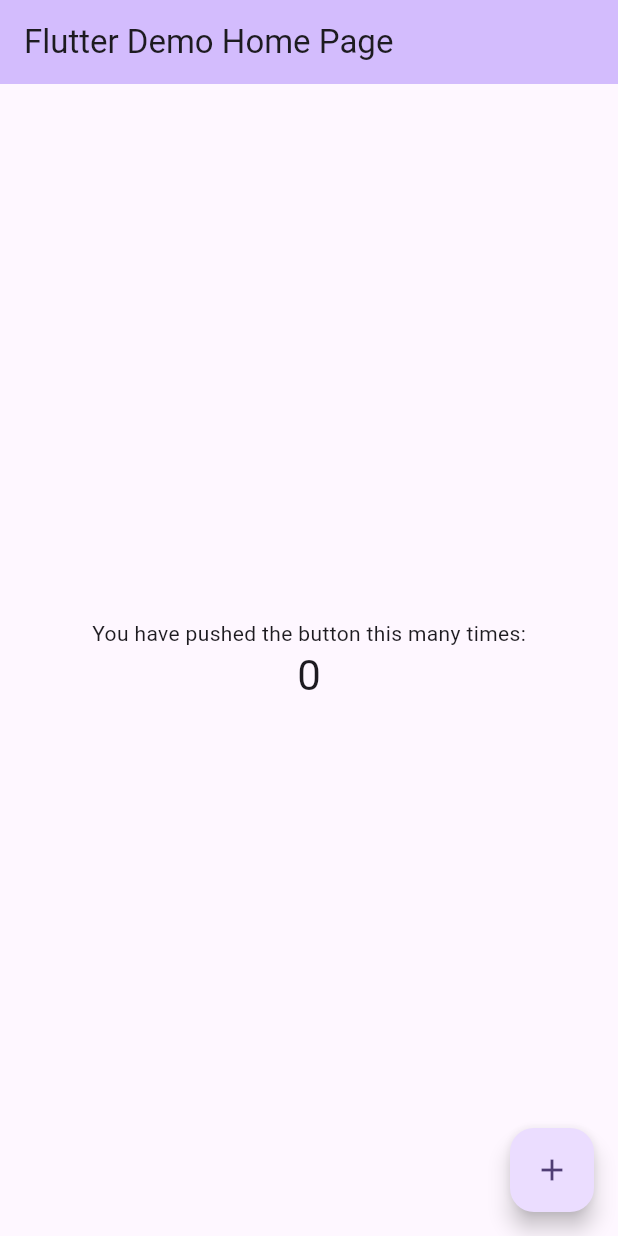
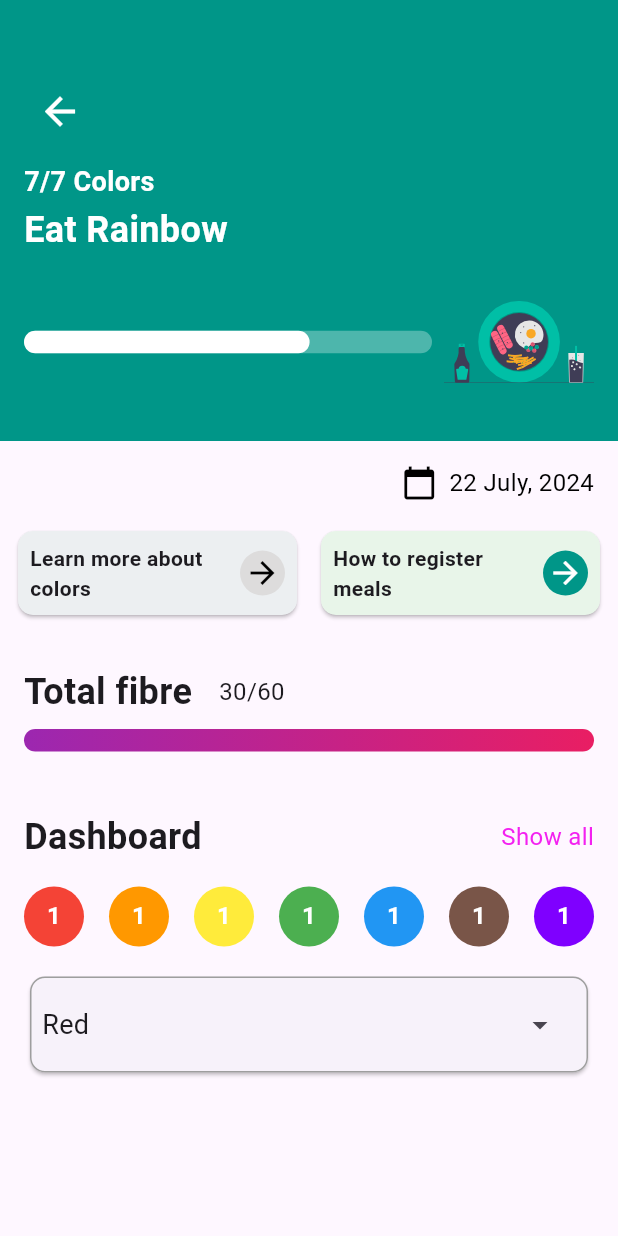
Before and after one commit to romeoagyemang/Femispace-test, a Flutter app: the screen it shows after launch, on a phone screen of 412 x 824 dp. Run offline on Flutter 3.47's test engine with Material 3 defaults, Android fonts, the light colour scheme and no system bars; our stand-ins replace flutter_riverpod, flutter_svg, google_fonts.

Commit message:
made changes to the UI

```diff
--- /dev/null
+++ b/lib/demo_screen.dart
@@ -0,0 +1,428 @@
+import 'package:flutter/material.dart';
+import 'package:flutter_riverpod/flutter_riverpod.dart';
+import 'package:flutter_svg/flutter_svg.dart';
+
+class DemoScreen extends ConsumerWidget {
+  const DemoScreen({super.key});
+
+  @override
+  Widget build(BuildContext context, WidgetRef ref) {
+    return Scaffold(
+      body: SingleChildScrollView(
+        child: Column(
+          crossAxisAlignment: CrossAxisAlignment.start,
+          children: [
+            // Teal background section including AppBar
+            Container(
+              color: Colors.teal,
+              padding: const EdgeInsets.only(
+                  top: 50.0, left: 16.0, right: 16.0, bottom: 16.0),
+              child: Column(
+                crossAxisAlignment: CrossAxisAlignment.start,
+                children: [
+                  // Custom AppBar with Back Arrow
+                  Row(
+                    children: [
+                      IconButton(
+                        icon: const Icon(
+                          Icons.arrow_back,
+                          color: Colors.white,
+                          size: 30,
+                        ),
+                        onPressed: () {
+                          Navigator.of(context).pop();
+                        },
+                      ),
+                    ],
+                  ),
+                  const SizedBox(height: 10),
+                  const Text(
+                    '7/7 Colors',
+                    style: TextStyle(
+                      color: Colors.white,
+                      fontSize: 18,
+                      fontFamily: "Roboto",
+                      fontWeight: FontWeight.bold,
+                    ),
+                  ),
+                  const SizedBox(height: 2),
+                  const Text(
+                    'Eat Rainbow',
+                    style: TextStyle(
+                      color: Colors.white,
+                      fontWeight: FontWeight.bold,
+                      fontSize: 24,
+                      fontFamily: "Roboto",
+                    ),
+                  ),
+                  const SizedBox(height: 8),
+                  Row(
+                    children: [
+                      Expanded(
+                        child: LinearProgressIndicator(
+                          value: 0.7, // Set the progress value
+                          backgroundColor: Colors.white.withOpacity(0.3),
+                          color: Colors.white,
+                          minHeight: 15,
+                          borderRadius: BorderRadius.circular(30),
+                        ),
+                      ),
+                      const SizedBox(width: 8),
+                      SvgPicture.asset(
+                        'assets/food.svg', // Replace with your image asset
+                        height: 100,
+                        width: 100,
+                      ),
+                    ],
+                  ),
+                ],
+              ),
+            ),
+            const SizedBox(height: 16),
+            // Right-aligned Date and Calendar icon
+            Padding(
+              padding: const EdgeInsets.symmetric(horizontal: 16.0),
+              child: Row(
+                mainAxisAlignment: MainAxisAlignment.end,
+                children: [
+                  const Icon(
+                    Icons.calendar_today,
+                    color: Colors.black,
+                  ),
+                  const SizedBox(width: 8),
+                  const Text(
+                    '22 July, 2024',
+                    style: TextStyle(
+                      color: Colors.black,
+                      fontSize: 16,
+                      fontFamily: "Roboto",
+                    ),
+                  ),
+                ],
+              ),
+            ),
+            const SizedBox(height: 16),
+            // Cards in a row with background color
+            Padding(
+              padding: const EdgeInsets.symmetric(horizontal: 8.0),
+              child: Row(
+                children: [
+                  Expanded(
+                    child: Card(
+                      color: Colors.blueGrey[50], // Card background color
+                      shape: RoundedRectangleBorder(
+                        borderRadius: BorderRadius.circular(10),
+                      ),
+                      child: const Padding(
+                        padding: EdgeInsets.all(8.0),
+                        child: Row(
+                          mainAxisSize: MainAxisSize.min,
+                          mainAxisAlignment: MainAxisAlignment.spaceBetween,
+                          children: [
+                            Expanded(
+                              child: Text(
+                                'Learn more about colors',
+                                style: TextStyle(
+                                  fontSize: 14,
+                                  fontFamily: "Roboto",
+                                  fontWeight: FontWeight.bold,
+                                ),
+                                maxLines:
+                                    2, // Allows text to wrap to the next line if necessary
+                                overflow: TextOverflow.visible,
+                              ),
+                            ),
+                            const SizedBox(width: 8),
+                            CircleAvatar(
+                              backgroundColor:
+                                  Color.fromARGB(255, 221, 220, 220),
+                              radius: 15,
+                              child: const Icon(
+                                Icons.arrow_forward,
+                                color: Colors.black,
+                              ),
+                            ),
+                          ],
+                        ),
+                      ),
+                    ),
+                  ),
+                  const SizedBox(width: 8),
+                  Expanded(
+                    child: Card(
+                      color: Colors.green[50], // Card background color
+                      shape: RoundedRectangleBorder(
+                        borderRadius: BorderRadius.circular(10),
+                      ),
+                      child: Padding(
+                        padding: const EdgeInsets.all(8.0),
+                        child: Row(
+                          mainAxisSize: MainAxisSize.min,
+                          mainAxisAlignment: MainAxisAlignment.spaceBetween,
+                          children: [
+                            Expanded(
+                              child: Text(
+                                'How to register meals',
+                                style: TextStyle(
+                                  fontSize: 14,
+                                  fontFamily: "Roboto",
+                                  fontWeight: FontWeight.bold,
+                                ),
+                                maxLines:
+                                    2, // Allows text to wrap to the next line if necessary
+                                overflow: TextOverflow.visible,
+                              ),
+                            ),
+                            const SizedBox(width: 8),
+                            CircleAvatar(
+                              backgroundColor: Colors.teal,
+                              radius: 15,
+                              child: const Icon(
+                                Icons.arrow_forward,
+                                color: Colors.white,
+                              ),
+                            ),
+                          ],
+                        ),
+                      ),
+                    ),
+                  ),
+                ],
+              ),
+            ),
+            const SizedBox(height: 30),
+            // Total fibre section with gradient progress bar
+            Padding(
+              padding: const EdgeInsets.symmetric(horizontal: 16.0),
+              child: Column(
+                crossAxisAlignment: CrossAxisAlignment.start,
+                children: [
+                  const Row(
+                    children: [
+                      Text(
+                        'Total fibre',
+                        style: TextStyle(
+                          fontSize: 24,
+                          fontFamily: "Roboto",
+                          fontWeight: FontWeight.bold,
+                        ),
+                      ),
+                      SizedBox(width: 18),
+                      Text(
+                        '30/60',
+                        style: TextStyle(
+                          fontSize: 16,
+                          fontFamily: "Roboto",
+                        ),
+                      ),
+                    ],
+                  ),
+                  const SizedBox(height: 8),
+                  Container(
+                    height: 15,
+                    decoration: BoxDecoration(
+                      gradient: LinearGradient(
+                        colors: [Colors.purple, Colors.pink], // Gradient colors
+                        begin: Alignment.centerLeft,
+                        end: Alignment.centerRight,
+                      ),
+                      borderRadius: BorderRadius.circular(30),
+                    ),
+                  ),
+                ],
+              ),
+            ),
+            const SizedBox(height: 40),
+            // Row with Dashboard and Show All
+            const Padding(
+              padding: EdgeInsets.symmetric(horizontal: 16.0),
+              child: Row(
+                mainAxisAlignment: MainAxisAlignment.spaceBetween,
+                children: [
+                  Text(
+                    'Dashboard',
+                    style: TextStyle(
+                      fontSize: 24,
+                      fontFamily: "Roboto",
+                      fontWeight: FontWeight.bold,
+                    ),
+                  ),
+                  Text(
+                    'Show all',
+                    style: TextStyle(
+                      fontSize: 16,
+                      fontFamily: "Roboto",
+                      color: Color.fromARGB(255, 243, 33, 240),
+                    ),
+                  ),
+                ],
+              ),
+            ),
+            const SizedBox(height: 16),
+            // Row with CircleAvatars of different colors, each with '1' as text
+            Padding(
+              padding: const EdgeInsets.symmetric(horizontal: 16.0),
+              child: Row(
+                mainAxisAlignment: MainAxisAlignment.spaceBetween,
+                children: [
+                  _buildColorCircle(Colors.red),
+                  _buildColorCircle(Colors.orange),
+                  _buildColorCircle(Colors.yellow),
+                  _buildColorCircle(Colors.green),
+                  _buildColorCircle(Colors.blue),
+                  _buildColorCircle(Colors.brown),
+                  _buildColorCircle(
+                      Color(0xFF7F00FF)), // Rainbow color placeholder
+                ],
+              ),
+            ),
+            const SizedBox(height: 16),
+            // Card with Border, Dropdown, and Details
+            Padding(
+              padding: const EdgeInsets.symmetric(horizontal: 16.0),
+              child: Card(
+                shape: RoundedRectangleBorder(
+                  side: BorderSide(color: Colors.grey), // Visible border
+                  borderRadius: BorderRadius.circular(10),
+                ),
+                child: Padding(
+                  padding: const EdgeInsets.all(8.0),
+                  child: Column(
+                    crossAxisAlignment: CrossAxisAlignment.start,
+                    children: [
+                      Row(
+                        mainAxisAlignment: MainAxisAlignment.spaceBetween,
+                        children: [
+                          const Text(
+                            'Red',
+                            style: TextStyle(
+                              fontSize: 18,
+                              fontFamily: "Roboto",
+                            ),
+                          ),
+                          IconButton(
+                            icon: Icon(Icons.arrow_drop_down),
+                            onPressed: () {
+                              // Logic for showing the dropdown content
+                              showModalBottomSheet(
+                                context: context,
+                                builder: (context) => _buildDropdownContent(),
+                              );
+                            },
+                          ),
+                        ],
+                      ),
+                    ],
+                  ),
+                ),
+              ),
+            ),
+          ],
+        ),
+      ),
+    );
+  }
+
+  Widget _buildDropdownContent() {
+    return Padding(
+      padding: const EdgeInsets.all(16.0),
+      child: Card(
+        shape: RoundedRectangleBorder(
+          side: BorderSide(color: Colors.grey),
+          borderRadius: BorderRadius.circular(10),
+        ),
+        child: Padding(
+          padding: const EdgeInsets.all(16.0),
+          child: Column(
+            crossAxisAlignment: CrossAxisAlignment.start,
+            children: [
+              const Text(
+                'Beans and Lentiles',
+                style: TextStyle(fontSize: 18, fontFamily: "Roboto"),
+              ),
+              const SizedBox(height: 8),
+              const Text(
+                '146 kcal',
+                style: TextStyle(fontSize: 16, fontFamily: "Roboto"),
+              ),
+              const SizedBox(height: 8),
+              const Text(
+                'Brand',
+                style: TextStyle(fontSize: 16, fontFamily: "Roboto"),
+              ),
+              const SizedBox(height: 8),
+              const Text(
+                'food Functionality',
+                style: TextStyle(
+                  fontSize: 16,
+                  fontFamily: "Roboto",
+                  color: Colors.purple, // Violet color
+                ),
+              ),
+              const SizedBox(height: 16),
+              Row(
+                mainAxisAlignment: MainAxisAlignment.spaceBetween,
+                children: [
+                  _buildSmallCard('A', '85/100', Colors.blue),
+                  _buildSmallCard('GL', '5', Colors.green),
+                ],
+              ),
+              const SizedBox(height: 16),
+              Align(
+                alignment: Alignment.centerRight,
+                child: Icon(
+                  Icons.favorite,
+                  color: Colors.purple, // Violet color for love icon
+                ),
+              ),
+            ],
+          ),
+        ),
+      ),
+    );
+  }
+
+  Widget _buildSmallCard(String letter, String value, Color bgColor) {
+    return Card(
+      shape: RoundedRectangleBorder(
+        side: BorderSide(color: Colors.grey),
+        borderRadius: BorderRadius.circular(10),
+      ),
+      child: Padding(
+        padding: const EdgeInsets.all(8.0),
+        child: Row(
+          children: [
+            CircleAvatar(
+              backgroundColor: bgColor,
+              child: Text(
+                letter,
+                style: const TextStyle(color: Colors.white),
+              ),
+            ),
+            const SizedBox(width: 8),
+            Text(
+              value,
+              style: const TextStyle(fontSize: 16, fontFamily: "Roboto"),
+            ),
+          ],
+        ),
+      ),
+    );
+  }
+}
+
+// Helper function to build a CircleAvatar with a specific color and '1' as text
+Widget _buildColorCircle(Color color) {
+  return CircleAvatar(
+    radius: 20,
+    backgroundColor: color,
+    child: const Text(
+      '1',
+      style: TextStyle(
+        color: Colors.white,
+        fontSize: 16,
+        fontWeight: FontWeight.bold,
+      ),
+    ),
+  );
+}
--- a/lib/main.dart
+++ b/lib/main.dart
@@ -1,125 +1,21 @@
 import 'package:flutter/material.dart';
+import 'package:flutter_riverpod/flutter_riverpod.dart';
+import 'package:google_fonts/google_fonts.dart';
+import 'demo_screen.dart';
 
 void main() {
-  runApp(const MyApp());
+  runApp(ProviderScope(child: MyApp()));
 }
 
 class MyApp extends StatelessWidget {
-  const MyApp({super.key});
-
-  // This widget is the root of your application.
   @override
   Widget build(BuildContext context) {
     return MaterialApp(
       title: 'Flutter Demo',
       theme: ThemeData(
-        // This is the theme of your application.
-        //
-        // TRY THIS: Try running your application with "flutter run". You'll see
-        // the application has a purple toolbar. Then, without quitting the app,
-        // try changing the seedColor in the colorScheme below to Colors.green
-        // and then invoke "hot reload" (save your changes or press the "hot
-        // reload" button in a Flutter-supported IDE, or press "r" if you used
-        // the command line to start the app).
-        //
-        // Notice that the counter didn't reset back to zero; the application
-        // state is not lost during the reload. To reset the state, use hot
-        // restart instead.
-        //
-        // This works for code too, not just values: Most code changes can be
-        // tested with just a hot reload.
-        colorScheme: ColorScheme.fromSeed(seedColor: Colors.deepPurple),
-        useMaterial3: true,
+        textTheme: GoogleFonts.robotoTextTheme(Theme.of(context).textTheme),
       ),
-      home: const MyHomePage(title: 'Flutter Demo Home Page'),
+      home: DemoScreen(),
     );
   }
 }
-
-class MyHomePage extends StatefulWidget {
-  const MyHomePage({super.key, required this.title});
-
-  // This widget is the home page of your application. It is stateful, meaning
-  // that it has a State object (defined below) that contains fields that affect
-  // how it looks.
-
-  // This class is the configuration for the state. It holds the values (in this
-  // case the title) provided by the parent (in this case the App widget) and
-  // used by the build method of the State. Fields in a Widget subclass are
-  // always marked "final".
-
-  final String title;
-
-  @override
-  State<MyHomePage> createState() => _MyHomePageState();
-}
-
-class _MyHomePageState extends State<MyHomePage> {
-  int _counter = 0;
-
-  void _incrementCounter() {
-    setState(() {
-      // This call to setState tells the Flutter framework that something has
-      // changed in this State, which causes it to rerun the build method below
-      // so that the display can reflect the updated values. If we changed
-      // _counter without calling setState(), then the build method would not be
-      // called again, and so nothing would appear to happen.
-      _counter++;
-    });
-  }
-
-  @override
-  Widget build(BuildContext context) {
-    // This method is rerun every time setState is called, for instance as done
-    // by the _incrementCounter method above.
-    //
-    // The Flutter framework has been optimized to make rerunning build methods
-    // fast, so that you can just rebuild anything that needs updating rather
-    // than having to individually change instances of widgets.
-    return Scaffold(
-      appBar: AppBar(
-        // TRY THIS: Try changing the color here to a specific color (to
-        // Colors.amber, perhaps?) and trigger a hot reload to see the AppBar
-        // change color while the other colors stay the same.
-        backgroundColor: Theme.of(context).colorScheme.inversePrimary,
-        // Here we take the value from the MyHomePage object that was created by
-        // the App.build method, and use it to set our appbar title.
-        title: Text(widget.title),
-      ),
-      body: Center(
-        // Center is a layout widget. It takes a single child and positions it
-        // in the middle of the parent.
-        child: Column(
-          // Column is also a layout widget. It takes a list of children and
-          // arranges them vertically. By default, it sizes itself to fit its
-          // children horizontally, and tries to be as tall as its parent.
-          //
-          // Column has various properties to control how it sizes itself and
-          // how it positions its children. Here we use mainAxisAlignment to
-          // center the children vertically; the main axis here is the vertical
-          // axis because Columns are vertical (the cross axis would be
-          // horizontal).
-          //
-          // TRY THIS: Invoke "debug painting" (choose the "Toggle Debug Paint"
-          // action in the IDE, or press "p" in the console), to see the
-          // wireframe for each widget.
-          mainAxisAlignment: MainAxisAlignment.center,
-          children: <Widget>[
-            const Text(
-              'You have pushed the button this many times:',
-            ),
-            Text(
-              '$_counter',
-              style: Theme.of(context).textTheme.headlineMedium,
-            ),
-          ],
-        ),
-      ),
-      floatingActionButton: FloatingActionButton(
-        onPressed: _incrementCounter,
-        tooltip: 'Increment',
-        child: const Icon(Icons.add),
-      ), // This trailing comma makes auto-formatting nicer for build methods.
-    );
-  }
-}
```
Also changed, not shown: pubspec.yaml (+5 -2 lines), assets/food.svg (added), lib/test.dart (added), pubspec.lock, 2 other files.
